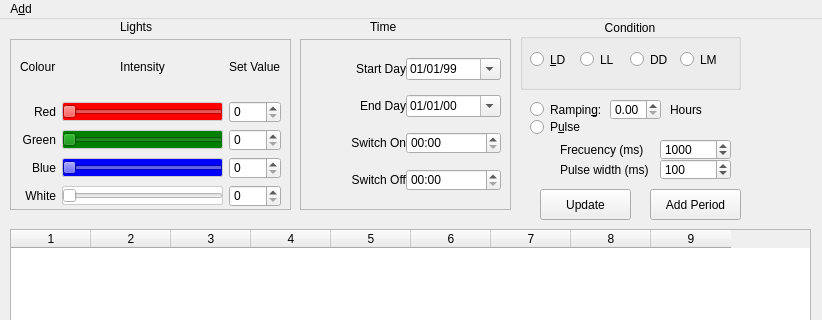
First picture: the form in led-control/src/GuiCode.ui, repository PolygonalTree/Led-control, before the edit; both pictures show x 0 to 822 and y 0 to 320 of the 822 by 635 pixel window.
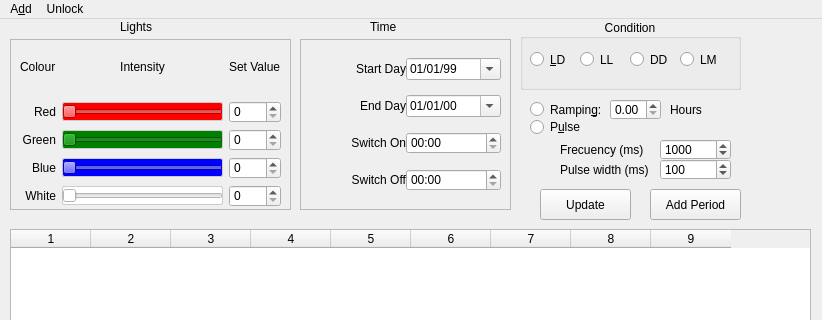
Second picture: the form after the edit.

Commit message: adds unlock funcionality

Diff of the .ui file:
```diff
--- a/led-control/src/GuiCode.ui
+++ b/led-control/src/GuiCode.ui
@@ -801,7 +801,7 @@
      <x>0</x>
      <y>0</y>
      <width>822</width>
-     <height>21</height>
+     <height>20</height>
     </rect>
    </property>
    <widget class="QMenu" name="menuPreferences">
@@ -810,7 +810,14 @@
     </property>
     <addaction name="actionAdd_new_incubator"/>
    </widget>
+   <widget class="QMenu" name="menuUnlock">
+    <property name="title">
+     <string>Unlock</string>
+    </property>
+    <addaction name="actionunlock_controller"/>
+   </widget>
    <addaction name="menuPreferences"/>
+   <addaction name="menuUnlock"/>
   </widget>
   <widget class="QStatusBar" name="statusbar"/>
   <action name="actionAdd_new_incubator">
```
Left out of the diff: 5 changed lines with no effect on the pictures. The commit also changes 6 other files.
